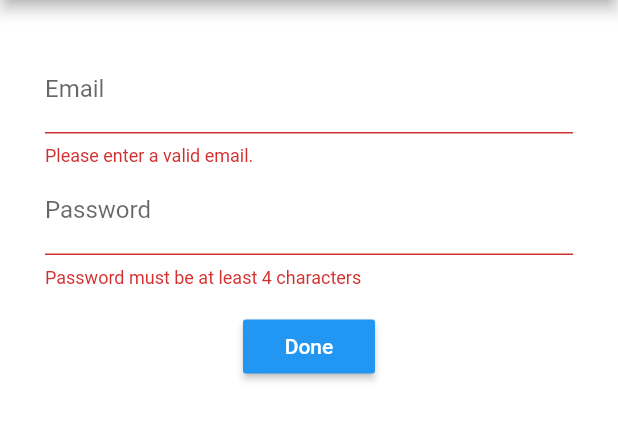
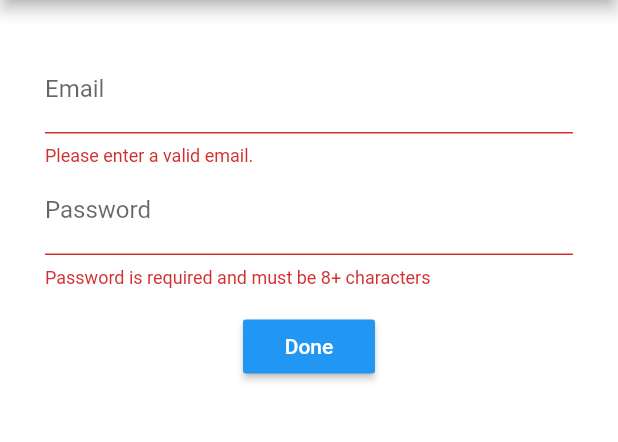
Before and after one commit to AnaCastellanos/Login_Flutter, a Flutter app: the screen it shows after launch, after a tap on "Done", on a phone screen of 412 x 824 dp, the part 84-526 px from its top. Run offline on Flutter 3.47's test engine with Material 2 defaults, Android fonts, the phone set to English and light mode, and no system bars.

```diff
--- a/lib/src/mixins/validation_mixin.dart
+++ b/lib/src/mixins/validation_mixin.dart
@@ -6,8 +6,9 @@ class ValidationMixin {
   }
 
   String validatePassword(String value) {
-    if(value.length < 4)
-      return 'Password must be at least 4 characters';
+    if (value.length < 8)
+      return 'Password is required and must be 8+ characters';
     return null;
   }
+
 }
--- a/lib/src/screens/login_screen.dart
+++ b/lib/src/screens/login_screen.dart
@@ -47,7 +47,7 @@ class LoginScreenState extends State<LoginScreen> with ValidationMixin {
 
   Widget passwordField() {
     return TextFormField(
-      obscureText: true,
+      obscureText: true, //Oculta caracteres
       decoration: InputDecoration(
         labelText: 'Password',
         hintText: 'Password',
```
